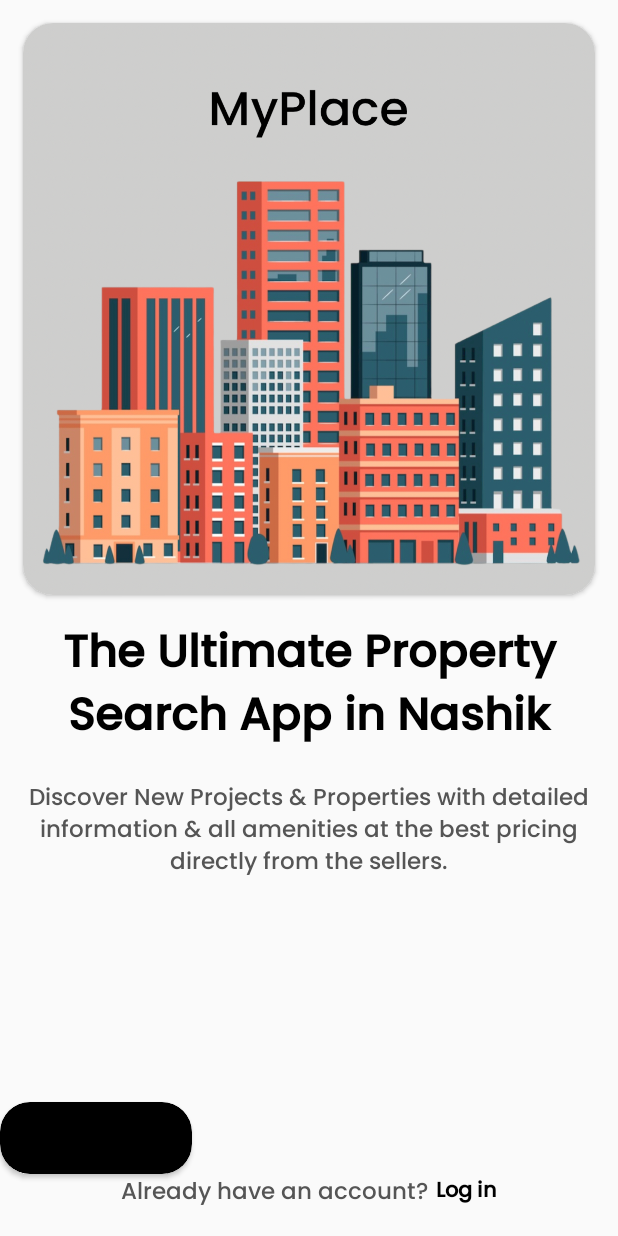
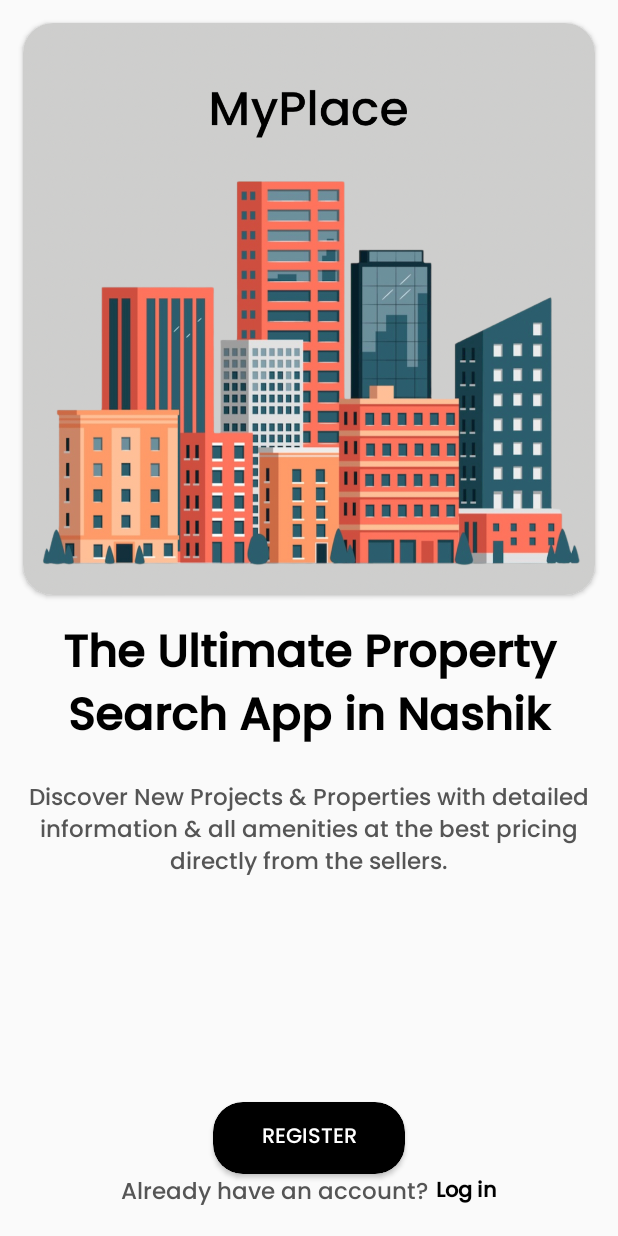
Before and after one commit to tanaykulkarni27/MyPlace, an Android app: the screen it shows after launch (MainActivity), on a phone screen of 412 x 824 dp. Run offline under Robolectric (Android 15) with nearby library versions, the phone set to English and light mode, and no system bars.

Commit message:
Updated app

```diff
--- a/app/src/main/res/layout/activity_main.xml
+++ b/app/src/main/res/layout/activity_main.xml
@@ -87,6 +87,7 @@
         app:cardCornerRadius="20dp"
         android:layout_above="@+id/lgn"
         android:backgroundTint="@color/black"
+        android:layout_centerHorizontal="true"
     >
         <Button
             android:layout_width="wrap_content"
@@ -95,6 +96,8 @@
             android:layout_marginRight="20dp"
             android:fontFamily="@font/poppins"
             android:backgroundTint="@color/black"
-            android:textColor="@color/white"/>
+            android:textColor="@color/white"
+            android:text="Register"
+        />
     </androidx.cardview.widget.CardView>
 </RelativeLayout>
```
